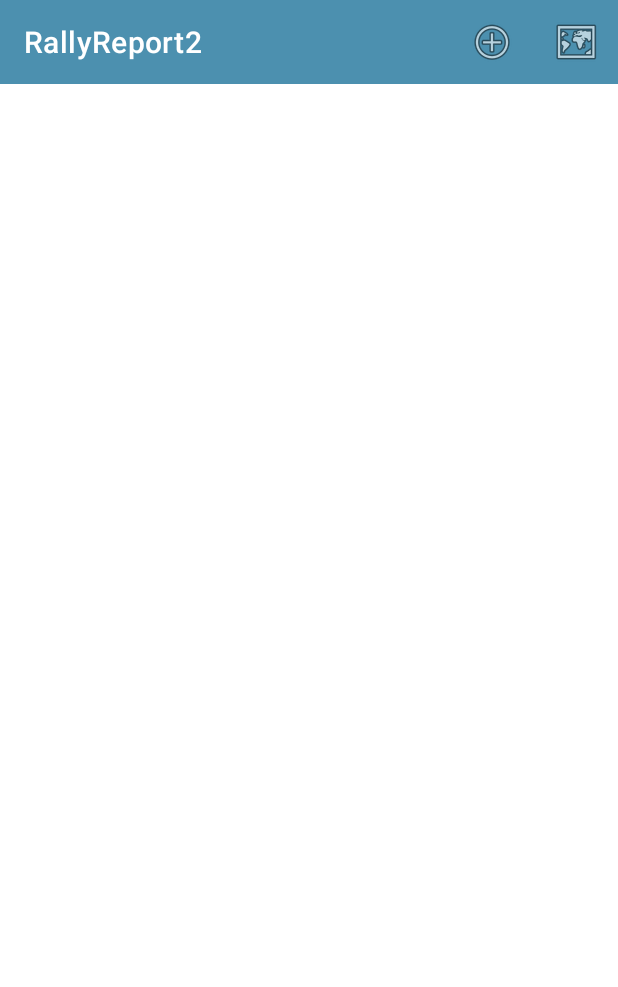
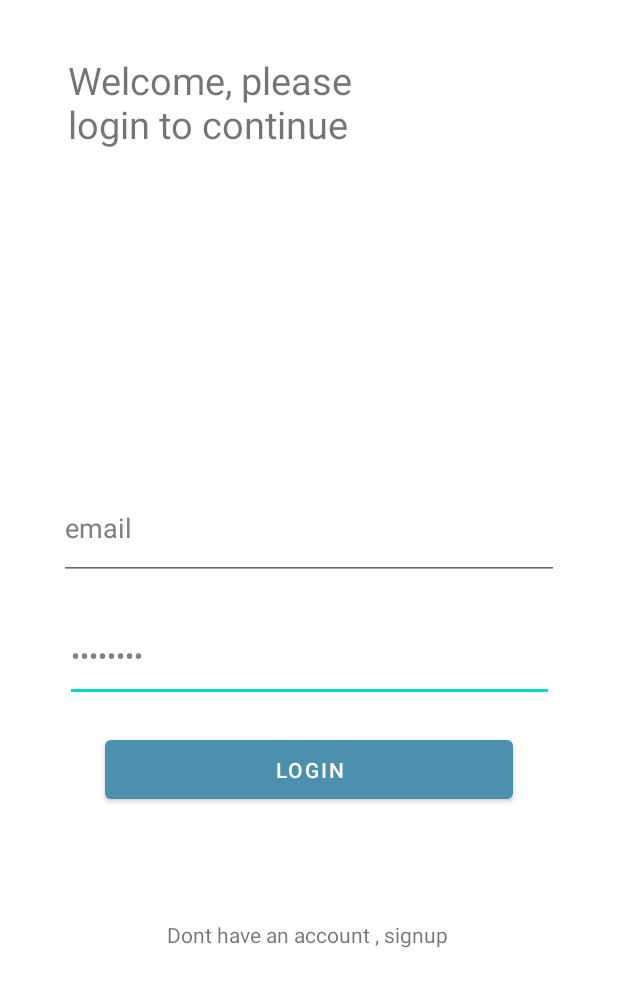
Before and after one commit to Patryk-Stefanski/Rally-Report-Android, an Android app: the screen it shows after launch (PostListActivity before the commit, LogInActivity after it), on a phone screen of 412 x 824 dp. Shown: the top 987 px of the screen. Run offline under Robolectric (Android 15) with nearby library versions, the phone set to English and light mode, and no system bars; our stand-ins replace Firebase (no records; nobody signed in at launch, a user with empty details on screens opened directly), Timber; 2 statements that could not run were skipped.

Commit message:
Implementation of Signup, Login and Logout with firebase

```diff
--- a/app/build.gradle
+++ b/app/build.gradle
@@ -52,6 +52,7 @@ dependencies {
     implementation 'com.google.android.gms:play-services-maps:18.0.2'
     implementation 'androidx.navigation:navigation-fragment-ktx:2.5.3'
     implementation 'androidx.navigation:navigation-ui-ktx:2.5.3'
+    implementation 'com.google.firebase:firebase-auth-ktx:21.0.3'
     testImplementation 'junit:junit:4.13.2'
     androidTestImplementation 'androidx.test.ext:junit:1.1.3'
     androidTestImplementation 'androidx.test.espresso:espresso-core:3.4.0'
--- /dev/null
+++ b/app/src/main/java/wit/pstefans/rallyreport2/activities/LogInActivity.kt
@@ -0,0 +1,59 @@
+package wit.pstefans.rallyreport2.activities
+
+import android.content.Intent
+import android.os.Bundle
+import android.widget.Toast
+import androidx.appcompat.app.AppCompatActivity
+import timber.log.Timber.i
+import com.google.firebase.auth.FirebaseAuth
+import wit.pstefans.rallyreport2.databinding.ActivityLoginBinding
+
+class LogInActivity: AppCompatActivity() {
+    private lateinit var binding: ActivityLoginBinding
+    private lateinit var firebaseAuth: FirebaseAuth
+
+    override fun onCreate(savedInstanceState: Bundle?) {
+        super.onCreate(savedInstanceState)
+        binding = ActivityLoginBinding.inflate(layoutInflater)
+        setContentView(binding.root)
+
+        i("Login Activity started...")
+
+
+        firebaseAuth = FirebaseAuth.getInstance()
+        binding.loginSignupText.setOnClickListener {
+            val intent = Intent(this, SignupActivity::class.java)
+            startActivity(intent)
+        }
+
+        binding.loginButton.setOnClickListener {
+            val email = binding.emailInput.text.toString()
+            val pass = binding.passwordInput.text.toString()
+
+            if (email.isNotEmpty() && pass.isNotEmpty()) {
+
+                firebaseAuth.signInWithEmailAndPassword(email, pass).addOnCompleteListener {
+                    if (it.isSuccessful) {
+                        val intent = Intent(this, PostListActivity::class.java)
+                        startActivity(intent)
+                    } else {
+                        Toast.makeText(this, it.exception.toString(), Toast.LENGTH_SHORT).show()
+
+                    }
+                }
+            } else {
+                Toast.makeText(this, "Empty Fields Are not Allowed !!", Toast.LENGTH_SHORT).show()
+
+            }
+        }
+    }
+
+//    override fun onStart() {
+//        super.onStart()
+//
+//        if(firebaseAuth.currentUser != null){
+//            val intent = Intent(this, PostListActivity::class.java)
+//            startActivity(intent)
+//        }
+//    }
+}
--- a/app/src/main/java/wit/pstefans/rallyreport2/activities/PostListActivity.kt
+++ b/app/src/main/java/wit/pstefans/rallyreport2/activities/PostListActivity.kt
@@ -52,6 +52,10 @@ class PostListActivity : AppCompatActivity(), PostListener {
                 val launcherIntent = Intent(this, PostMapsActivity::class.java)
                 mapIntentLauncher.launch(launcherIntent)
             }
+            R.id.item_logout -> {
+                val launcherIntent = Intent(this, LogoutActivity::class.java)
+                mapIntentLauncher.launch(launcherIntent)
+            }
         }
         return super.onOptionsItemSelected(item)
     }
--- /dev/null
+++ b/app/src/main/res/layout/activity_login.xml
@@ -0,0 +1,78 @@
+<?xml version="1.0" encoding="utf-8"?>
+<androidx.constraintlayout.widget.ConstraintLayout
+    xmlns:android="http://schemas.android.com/apk/res/android"
+    xmlns:app="http://schemas.android.com/apk/res-auto"
+    xmlns:tools="http://schemas.android.com/tools"
+    android:layout_width="match_parent"
+    android:layout_height="match_parent"
+    app:layout_behavior="@string/appbar_scrolling_view_behavior">
+
+
+    <EditText
+        android:id="@+id/passwordInput"
+        android:layout_width="326dp"
+        android:layout_height="61dp"
+        android:layout_marginBottom="356dp"
+        android:ems="10"
+        android:inputType="textPassword"
+        android:text="@string/password"
+        android:textColor="#808080"
+        app:layout_constraintBottom_toBottomOf="parent"
+        app:layout_constraintEnd_toEndOf="parent"
+        app:layout_constraintStart_toStartOf="parent"
+        tools:ignore="MissingConstraints" />
+
+    <EditText
+        android:id="@+id/emailInput"
+        android:layout_width="333dp"
+        android:layout_height="69dp"
+        android:layout_marginBottom="20dp"
+        android:ems="10"
+        android:inputType="textEmailAddress"
+        android:text="@string/email"
+        android:textColor="#808080"
+        app:layout_constraintBottom_toTopOf="@+id/passwordInput"
+        app:layout_constraintEnd_toEndOf="parent"
+        app:layout_constraintStart_toStartOf="parent"
+        app:layout_constraintTop_toTopOf="parent"
+        app:layout_constraintVertical_bias="1.0" />
+
+    <Button
+        android:id="@+id/loginButton"
+        android:layout_width="272dp"
+        android:layout_height="51dp"
+        android:text="@string/login_button_text"
+        app:layout_constraintBottom_toBottomOf="parent"
+        app:layout_constraintEnd_toEndOf="parent"
+        app:layout_constraintHorizontal_bias="0.498"
+        app:layout_constraintStart_toStartOf="parent"
+        app:layout_constraintTop_toTopOf="parent"
+        app:layout_constraintVertical_bias="0.631"
+        tools:ignore="MissingConstraints" />
+
+    <TextView
+        android:id="@+id/loginText"
+        android:layout_width="234dp"
+        android:layout_height="101dp"
+        android:text="@string/login_text"
+        android:textSize="25sp"
+        app:layout_constraintBottom_toBottomOf="parent"
+        app:layout_constraintEnd_toEndOf="parent"
+        app:layout_constraintHorizontal_bias="0.253"
+        app:layout_constraintStart_toStartOf="parent"
+        app:layout_constraintTop_toTopOf="parent"
+        app:layout_constraintVertical_bias="0.05" />
+
+    <TextView
+        android:id="@+id/loginSignupText"
+        android:layout_width="wrap_content"
+        android:layout_height="wrap_content"
+
+        android:text="@string/dont_have_an_account_signup"
+        app:layout_constraintBottom_toBottomOf="parent"
+        app:layout_constraintEnd_toEndOf="parent"
+        app:layout_constraintHorizontal_bias="0.497"
+        app:layout_constraintStart_toStartOf="parent"
+        app:layout_constraintTop_toTopOf="parent"
+        app:layout_constraintVertical_bias="0.762" />
+</androidx.constraintlayout.widget.ConstraintLayout>
--- a/app/src/main/res/menu/menu_main.xml
+++ b/app/src/main/res/menu/menu_main.xml
@@ -12,4 +12,9 @@
         android:icon="@android:drawable/ic_menu_mapmode"
         android:title="@string/menu_addPost"
         app:showAsAction="always"/>
+    <item
+        android:id="@+id/item_logout"
+        android:icon="@android:drawable/ic_menu_revert"
+        android:title="@string/menu_addPost"
+        app:showAsAction="always"/>
 </menu>
--- a/app/src/main/res/values/strings.xml
+++ b/app/src/main/res/values/strings.xml
@@ -22,4 +22,13 @@
 
     <string name="hello_first_fragment">Hello first fragment</string>
     <string name="hello_second_fragment">Hello second fragment. Arg: %1$s</string>
+    <string name="dont_have_an_account_signup">Dont have an account , signup</string>
+    <string name="already_have_an_account_login">Already have an account, login</string>
+    <string name="password">password</string>
+    <string name="email">email</string>
+    <string name="login_button_text">Login</string>
+    <string name="login_text">Welcome, please login to continue</string>
+    <string name="repeat_password">Repeat Password</string>
+    <string name="signup_button_text">Signup</string>
+    <string name="signup_text">Please fill out all the details to signup</string>
 </resources>
```
Also changed, not shown: app/src/main/AndroidManifest.xml (+22 -7 lines), app/src/main/java/wit/pstefans/rallyreport2/activities/LogoutActivity.kt (added, +32 -0 lines), app/src/main/java/wit/pstefans/rallyreport2/activities/SignupActivity.kt (added, +56 -0 lines), app/src/main/res/layout/activity_signup.xml (added, +88 -0 lines).
